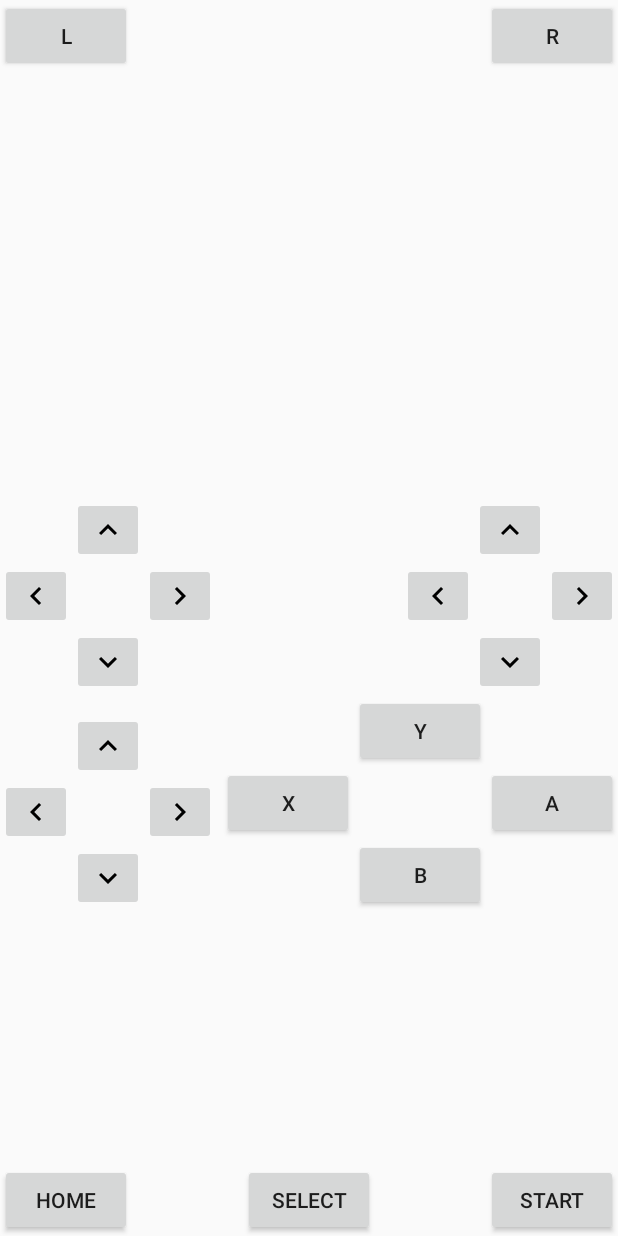
After one commit to justynpryce/citra-android, an Android app: the layout ingame_overlay.xml on its own in the app's theme, with its tools: preview values and no code run, on a phone screen of 412 x 824 dp. The commit adds this screen. Run offline under Robolectric (Android 15) with nearby library versions, the phone set to English and light mode, and no system bars.

Commit message:
APP: Add basic input overlay

```diff
--- a/app/src/main/java/org/citraemu/citra/CitraActivity.java
+++ b/app/src/main/java/org/citraemu/citra/CitraActivity.java
@@ -1,9 +1,14 @@
 package org.citraemu.citra;
 
 import android.app.Activity;
+import android.graphics.Color;
 import android.os.Bundle;
+import android.view.LayoutInflater;
+import android.view.View;
+import android.view.ViewGroup;
+import android.widget.Button;
 
-
+import java.util.zip.Inflater;
 
 public class CitraActivity extends Activity {
 
@@ -13,6 +18,56 @@ public class CitraActivity extends Activity {
         super.onCreate(icicle);
         mView = new CitraView(getApplication());
         setContentView(mView);
+
+        View imgame_overlay = this.getLayoutInflater().inflate(R.layout.ingame_overlay, null,false);
+        this.addContentView(imgame_overlay, new ViewGroup.LayoutParams(ViewGroup.LayoutParams.WRAP_CONTENT, ViewGroup.LayoutParams.WRAP_CONTENT));
+//        // L
+//        Button lbutton = new Button(this);
+//        lbutton.setText("L");
+//        this.addContentView(lbutton, new ViewGroup.LayoutParams(ViewGroup.LayoutParams.WRAP_CONTENT, ViewGroup.LayoutParams.WRAP_CONTENT));
+//
+//        // R
+//        Button rbutton = new Button(this);
+//        rbutton.setText("R");
+//        this.addContentView(rbutton, new ViewGroup.LayoutParams(ViewGroup.LayoutParams.WRAP_CONTENT, ViewGroup.LayoutParams.WRAP_CONTENT));
+//
+//        // A
+//        Button abutton = new Button(this);
+//        abutton.setText("A");
+//        this.addContentView(abutton, new ViewGroup.LayoutParams(ViewGroup.LayoutParams.WRAP_CONTENT, ViewGroup.LayoutParams.WRAP_CONTENT));
+//
+//        // B
+//        Button bbutton = new Button(this);
+//        bbutton.setText("B");
+//        this.addContentView(bbutton, new ViewGroup.LayoutParams(ViewGroup.LayoutParams.WRAP_CONTENT, ViewGroup.LayoutParams.WRAP_CONTENT));
+//
+//        // X
+//        Button xbutton = new Button(this);
+//        xbutton.setText("X");
+//        this.addContentView(xbutton, new ViewGroup.LayoutParams(ViewGroup.LayoutParams.WRAP_CONTENT, ViewGroup.LayoutParams.WRAP_CONTENT));
+//
+//        // Y
+//        Button ybutton = new Button(this);
+//        ybutton.setText("Y");
+//        this.addContentView(ybutton, new ViewGroup.LayoutParams(ViewGroup.LayoutParams.WRAP_CONTENT, ViewGroup.LayoutParams.WRAP_CONTENT));
+//
+//        // HOME
+//        Button homebutton = new Button(this);
+//        homebutton.setText("Home");
+//        this.addContentView(homebutton, new ViewGroup.LayoutParams(ViewGroup.LayoutParams.WRAP_CONTENT, ViewGroup.LayoutParams.WRAP_CONTENT));
+//
+//        // Select
+//        Button selectbutton = new Button(this);
+//        selectbutton.setText("Select");
+//        this.addContentView(selectbutton, new ViewGroup.LayoutParams(ViewGroup.LayoutParams.WRAP_CONTENT, ViewGroup.LayoutParams.WRAP_CONTENT));
+//
+//        // Start
+//        Button startbutton = new Button(this);
+//        startbutton.setText("Start");
+//        startbutton.setTextColor(Color.WHITE);
+//        startbutton.setBackgroundColor(Color.parseColor("#33E6E1DF"));
+//        this.addContentView(startbutton, new ViewGroup.LayoutParams(ViewGroup.LayoutParams.WRAP_CONTENT, ViewGroup.LayoutParams.WRAP_CONTENT));
+
     }
 
     @Override protected void onPause() {
--- /dev/null
+++ b/app/src/main/res/drawable/ic_down.xml
@@ -0,0 +1,12 @@
+<?xml version="1.0" encoding="utf-8"?>
+<vector xmlns:android="http://schemas.android.com/apk/res/android"
+    android:width="24dp"
+    android:height="24dp"
+    android:viewportWidth="24"
+    android:viewportHeight="24">
+
+    <path
+        android:fillColor="#000000"
+        android:pathData="M16.59 8.59L12 13.17 7.41 8.59 6 10l6 6 6-6z" />
+
+</vector>
--- /dev/null
+++ b/app/src/main/res/drawable/ic_left.xml
@@ -0,0 +1,11 @@
+<?xml version="1.0" encoding="utf-8"?>
+<vector xmlns:android="http://schemas.android.com/apk/res/android"
+    android:width="24dp"
+    android:height="24dp"
+    android:viewportWidth="24"
+    android:viewportHeight="24">
+
+    <path
+        android:fillColor="#000000"
+        android:pathData="M15.41 7.41L14 6l-6 6 6 6 1.41-1.41L10.83 12z" />
+</vector>
--- /dev/null
+++ b/app/src/main/res/drawable/ic_right.xml
@@ -0,0 +1,12 @@
+<?xml version="1.0" encoding="utf-8"?>
+<vector xmlns:android="http://schemas.android.com/apk/res/android"
+    android:width="24dp"
+    android:height="24dp"
+    android:viewportWidth="24"
+    android:viewportHeight="24">
+
+    <path
+        android:fillColor="#000000"
+        android:pathData="M10 6L8.59 7.41 13.17 12l-4.58 4.59L10 18l6-6z" />
+
+</vector>
--- /dev/null
+++ b/app/src/main/res/drawable/ic_up.xml
@@ -0,0 +1,12 @@
+<?xml version="1.0" encoding="utf-8"?>
+<vector xmlns:android="http://schemas.android.com/apk/res/android"
+    android:width="24dp"
+    android:height="24dp"
+    android:viewportWidth="24"
+    android:viewportHeight="24">
+
+    <path
+        android:fillColor="#000000"
+        android:pathData="M12 8l-6 6 1.41 1.41L12 10.83l4.59 4.58L18 14z" />
+
+</vector>
--- /dev/null
+++ b/app/src/main/res/layout/ingame_overlay.xml
@@ -0,0 +1,257 @@
+<?xml version="1.0" encoding="utf-8"?>
+<LinearLayout xmlns:android="http://schemas.android.com/apk/res/android"
+    android:orientation="vertical" android:layout_width="match_parent"
+    android:layout_height="match_parent">
+
+    <RelativeLayout
+        android:layout_width="match_parent"
+        android:layout_height="53dp">
+
+        <Button
+            android:layout_width="wrap_content"
+            android:layout_height="wrap_content"
+            android:text="@string/button_l"
+            android:id="@+id/button_l"
+            android:layout_alignParentTop="true"
+            android:layout_alignParentStart="true" />
+
+        <Button
+            android:layout_width="wrap_content"
+            android:layout_height="wrap_content"
+            android:text="@string/button_r"
+            android:id="@+id/button_r"
+            android:layout_alignParentTop="true"
+            android:layout_alignParentEnd="true" />
+    </RelativeLayout>
+
+    <LinearLayout
+        android:orientation="vertical"
+        android:layout_width="match_parent"
+        android:layout_height="554dp">
+
+        <RelativeLayout
+            android:orientation="horizontal"
+            android:layout_width="match_parent"
+            android:layout_height="match_parent"
+            android:id="@+id/face_buttons">
+
+            <GridLayout
+                android:layout_width="wrap_content"
+                android:layout_height="wrap_content"
+                android:columnCount="5"
+                android:rowCount="5"
+                android:layout_marginLeft="0dp"
+                android:layout_alignParentBottom="true"
+                android:layout_alignParentStart="true">
+
+                <ImageButton
+                    android:layout_width="wrap_content"
+                    android:layout_height="wrap_content"
+                    android:text="@string/button_y"
+                    android:id="@+id/button_up"
+                    android:layout_column="1"
+                    android:layout_row="0"
+                    android:src="@drawable/ic_up"
+                    android:contentDescription="@string/button_up" />
+
+                <ImageButton
+                    android:layout_width="wrap_content"
+                    android:layout_height="wrap_content"
+                    android:text="@string/button_x"
+                    android:id="@+id/button_left"
+                    android:layout_column="0"
+                    android:layout_row="1"
+                    android:src="@drawable/ic_left"
+                    android:contentDescription="@string/button_left" />
+
+                <ImageButton
+                    android:layout_width="wrap_content"
+                    android:layout_height="wrap_content"
+                    android:text="@string/button_a"
+                    android:id="@+id/button_right"
+                    android:layout_column="2"
+                    android:layout_row="1"
+                    android:src="@drawable/ic_right"
+                    android:contentDescription="@string/button_right" />
+
+                <ImageButton
+                    android:layout_width="wrap_content"
+                    android:layout_height="wrap_content"
+                    android:text="@string/button_b"
+                    android:id="@+id/button_down"
+                    android:layout_column="1"
+                    android:layout_row="3"
+                    android:src="@drawable/ic_down"
+                    android:contentDescription="@string/button_down" />
+            </GridLayout>
+
+            <GridLayout
+                android:layout_width="wrap_content"
+                android:layout_height="wrap_content"
+                android:columnCount="5"
+                android:rowCount="5"
+                android:layout_marginLeft="504dp"
+                android:layout_alignParentBottom="true"
+                android:layout_alignParentEnd="true"
+                android:id="@+id/gridLayout">
+
+                <Button
+                    android:layout_width="wrap_content"
+                    android:layout_height="wrap_content"
+                    android:text="@string/button_y"
+                    android:id="@+id/button_y"
+                    android:layout_column="1"
+                    android:layout_row="0" />
+
+                <Button
+                    android:layout_width="wrap_content"
+                    android:layout_height="wrap_content"
+                    android:text="@string/button_x"
+                    android:id="@+id/button_x"
+                    android:layout_column="0"
+                    android:layout_row="1" />
+
+                <Button
+                    android:layout_width="wrap_content"
+                    android:layout_height="wrap_content"
+                    android:text="@string/button_a"
+                    android:id="@+id/button_a"
+                    android:layout_column="2"
+                    android:layout_row="1" />
+
+                <Button
+                    android:layout_width="wrap_content"
+                    android:layout_height="wrap_content"
+                    android:text="@string/button_b"
+                    android:id="@+id/button_b"
+                    android:layout_column="1"
+                    android:layout_row="3" />
+            </GridLayout>
+
+            <GridLayout
+                android:layout_width="wrap_content"
+                android:layout_height="wrap_content"
+                android:columnCount="5"
+                android:rowCount="5"
+                android:layout_marginLeft="0dp"
+                android:id="@+id/gridLayout2"
+                android:layout_above="@+id/gridLayout"
+                android:layout_alignParentStart="true">
+
+                <ImageButton
+                    android:layout_width="wrap_content"
+                    android:layout_height="wrap_content"
+                    android:id="@+id/imageButton"
+                    android:layout_column="1"
+                    android:layout_row="0"
+                    android:src="@drawable/ic_up"
+                    android:contentDescription="@string/button_c_pad_up" />
+
+                <ImageButton
+                    android:layout_width="wrap_content"
+                    android:layout_height="wrap_content"
+                    android:id="@+id/imageButton2"
+                    android:layout_column="0"
+                    android:layout_row="1"
+                    android:src="@drawable/ic_left"
+                    android:contentDescription="@string/button_c_pad_left" />
+
+                <ImageButton
+                    android:layout_width="wrap_content"
+                    android:layout_height="wrap_content"
+                    android:id="@+id/imageButton3"
+                    android:layout_column="2"
+                    android:layout_row="1"
+                    android:src="@drawable/ic_right"
+                    android:contentDescription="@string/button_c_pad_right" />
+
+                <ImageButton
+                    android:layout_width="wrap_content"
+                    android:layout_height="wrap_content"
+                    android:id="@+id/imageButton4"
+                    android:layout_column="1"
+                    android:layout_row="3"
+                    android:contentDescription="@string/button_c_pad_down"
+                    android:src="@drawable/ic_down" />
+            </GridLayout>
+
+            <GridLayout
+                android:layout_width="wrap_content"
+                android:layout_height="wrap_content"
+                android:columnCount="5"
+                android:rowCount="5"
+                android:layout_marginLeft="504dp"
+                android:layout_alignTop="@+id/gridLayout2"
+                android:layout_alignParentEnd="true">
+
+                <ImageButton
+                    android:layout_width="wrap_content"
+                    android:layout_height="wrap_content"
+                    android:id="@+id/button_cup"
+                    android:layout_column="1"
+                    android:layout_row="0"
+                    android:src="@drawable/ic_up"
+                    android:contentDescription="@string/button_c_pad_up" />
+
+                <ImageButton
+                    android:layout_width="wrap_content"
+                    android:layout_height="wrap_content"
+                    android:id="@+id/button_cleft"
+                    android:layout_column="0"
+                    android:layout_row="1"
+                    android:src="@drawable/ic_left"
+                    android:contentDescription="@string/button_c_pad_left" />
+
+                <ImageButton
+                    android:layout_width="wrap_content"
+                    android:layout_height="wrap_content"
+                    android:id="@+id/button_cright"
+                    android:layout_column="2"
+                    android:layout_row="1"
+                    android:src="@drawable/ic_right"
+                    android:contentDescription="@string/button_c_pad_right" />
+
+                <ImageButton
+                    android:layout_width="wrap_content"
+                    android:layout_height="wrap_content"
+                    android:id="@+id/button_cdown"
+                    android:layout_column="1"
+                    android:layout_row="3"
+                    android:contentDescription="@string/button_c_pad_down"
+                    android:src="@drawable/ic_down" />
+            </GridLayout>
+
+        </RelativeLayout>
+
+    </LinearLayout>
+
+    <RelativeLayout
+        android:layout_width="match_parent"
+        android:layout_height="match_parent">
+
+        <Button
+            android:layout_width="wrap_content"
+            android:layout_height="wrap_content"
+            android:text="@string/button_home"
+            android:id="@+id/button_home"
+            android:layout_alignParentBottom="true"
+            android:layout_alignParentStart="true" />
+
+        <Button
+            android:layout_width="wrap_content"
+            android:layout_height="wrap_content"
+            android:text="@string/button_select"
+            android:id="@+id/button_select"
+            android:layout_alignParentBottom="true"
+            android:layout_centerHorizontal="true" />
+
+        <Button
+            android:layout_width="wrap_content"
+            android:layout_height="wrap_content"
+            android:text="@string/button_start"
+            android:id="@+id/button_start"
+            android:layout_alignParentBottom="true"
+            android:layout_alignParentEnd="true" />
+    </RelativeLayout>
+
+</LinearLayout>
--- a/app/src/main/res/values/strings.xml
+++ b/app/src/main/res/values/strings.xml
@@ -20,6 +20,23 @@
     <string name="menu_games">Games</string>
     <string name="menu_settings">Settings</string>
     <string name="menu_about">About</string>
+    <string name="button_l">L</string>
+    <string name="button_r">R</string>
+    <string name="button_home">Home</string>
+    <string name="button_select">Select</string>
+    <string name="button_start">Start</string>
+    <string name="button_b">B</string>
+    <string name="button_a">A</string>
+    <string name="button_x">X</string>
+    <string name="button_y">Y</string>
+    <string name="button_up">Up</string>
+    <string name="button_left">Left</string>
+    <string name="button_right">Right</string>
+    <string name="button_down">Down</string>
+    <string name="button_c_pad_up">C-Pad Up</string>
+    <string name="button_c_pad_left">C-Pad Left</string>
+    <string name="button_c_pad_right">C-Pad Right</string>
+    <string name="button_c_pad_down">C-Pad Down</string>
 
     <string-array name="region_array">JPN
         <item>USA</item>
```
